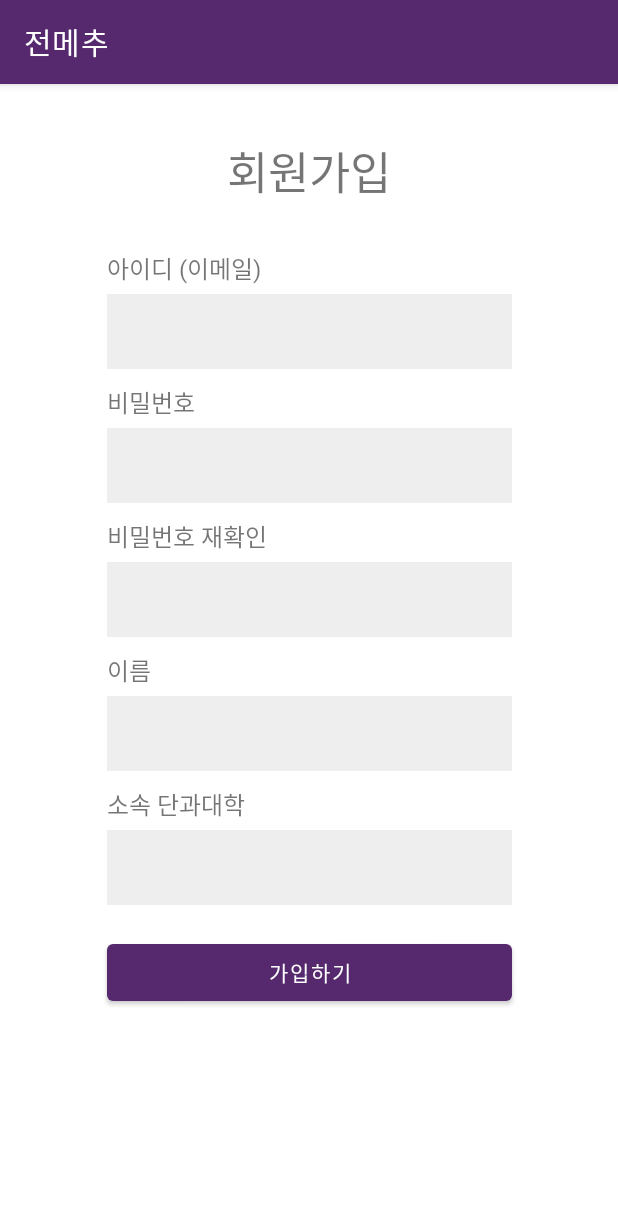
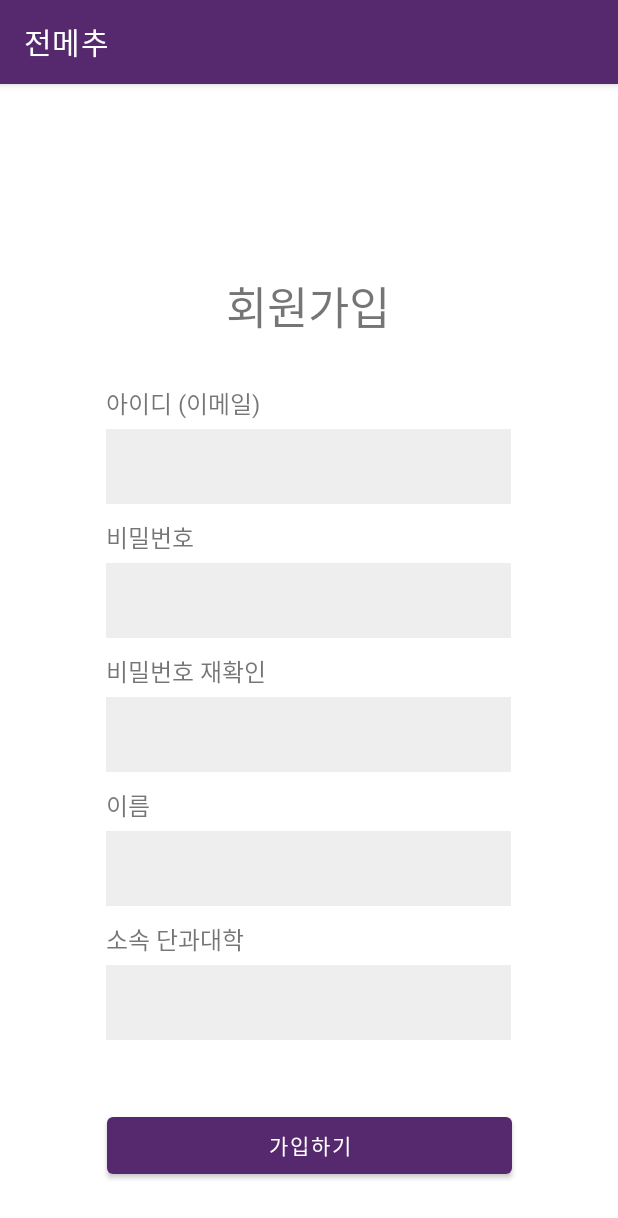
Before and after one commit to KimWool/JBNU-Menu-Recommend, an Android app: the RegisterActivity screen opened directly, with no data from a screen before it, on a phone screen of 412 x 824 dp. Shown: the top 1218 px of the screen. Run offline under Robolectric (Android 15) with nearby library versions, the phone set to English and light mode, and no system bars; our stand-ins replace Firebase (no records; nobody signed in at launch, a user with empty details on screens opened directly).

Commit message:
Register 화면 구현 (스크롤바 구현)

```diff
--- a/app/src/main/res/layout/activity_register.xml
+++ b/app/src/main/res/layout/activity_register.xml
@@ -6,11 +6,35 @@
     android:layout_height="match_parent"
     tools:context=".RegisterActivity">
 
+    <ScrollView
+        android:layout_width="match_parent"
+        android:layout_height="0dp"
+        app:layout_constraintTop_toTopOf="parent"
+        app:layout_constraintBottom_toTopOf="@id/register_button"
+        app:layout_constraintStart_toStartOf="parent"
+        app:layout_constraintEnd_toEndOf="parent" >
+
+        <LinearLayout
+            android:layout_width="wrap_content"
+            android:layout_height="wrap_content"
+            android:focusable="true"
+            android:focusableInTouchMode="true"
+            android:layout_gravity="center"
+            android:gravity="center"
+            android:orientation="vertical">
+
+            <TextView
+                android:id="@+id/Margin"
+                android:layout_width="match_parent"
+                android:layout_height="wrap_content"
+                android:textSize="34sp" />
+
             <TextView
                 android:id="@+id/Register"
-        android:layout_width="wrap_content"
-        android:layout_height="wrap_content"
+                android:layout_width="match_parent"
+                android:layout_height="match_parent"
                 android:layout_marginTop="35dp"
+                android:gravity="center"
                 android:text="회원가입"
                 android:textSize="30sp"
                 app:layout_constraintEnd_toEndOf="parent"
@@ -19,8 +43,8 @@
 
             <TextView
                 android:id="@+id/text_id"
-        android:layout_width="wrap_content"
-        android:layout_height="wrap_content"
+                android:layout_width="match_parent"
+                android:layout_height="match_parent"
                 android:layout_marginTop="30dp"
                 android:text="아이디 (이메일)"
                 android:textSize="16sp"
@@ -29,10 +53,24 @@
                 app:layout_constraintStart_toStartOf="@+id/register_id"
                 app:layout_constraintTop_toBottomOf="@+id/Register" />
 
+            <EditText
+                android:id="@+id/register_id"
+                android:layout_width="270dp"
+                android:layout_height="50dp"
+                android:layout_marginTop="5dp"
+                android:autofillHints=""
+                android:background="#EEEEEE"
+                android:ems="10"
+                android:inputType="textPersonName"
+                app:layout_constraintEnd_toEndOf="parent"
+                app:layout_constraintStart_toStartOf="parent"
+                app:layout_constraintTop_toBottomOf="@+id/text_id"
+                tools:ignore="LabelFor" />
+
             <TextView
                 android:id="@+id/text_password"
-        android:layout_width="wrap_content"
-        android:layout_height="wrap_content"
+                android:layout_width="match_parent"
+                android:layout_height="match_parent"
                 android:layout_marginTop="10dp"
                 android:text="비밀번호"
                 android:textSize="16sp"
@@ -41,10 +79,24 @@
                 app:layout_constraintStart_toStartOf="@+id/register_password"
                 app:layout_constraintTop_toBottomOf="@+id/register_id" />
 
+            <EditText
+                android:id="@+id/register_password"
+                android:layout_width="270dp"
+                android:layout_height="50dp"
+                android:layout_marginTop="5dp"
+                android:autofillHints=""
+                android:background="#EEEEEE"
+                android:ems="10"
+                android:inputType="textPersonName"
+                app:layout_constraintEnd_toEndOf="parent"
+                app:layout_constraintStart_toStartOf="parent"
+                app:layout_constraintTop_toBottomOf="@+id/text_password"
+                tools:ignore="LabelFor,TextFields" />
+
             <TextView
                 android:id="@+id/text_password_check"
-        android:layout_width="wrap_content"
-        android:layout_height="wrap_content"
+                android:layout_width="match_parent"
+                android:layout_height="match_parent"
                 android:layout_marginTop="10dp"
                 android:text="비밀번호 재확인"
                 android:textSize="16sp"
@@ -53,10 +105,24 @@
                 app:layout_constraintStart_toStartOf="@+id/register_password_check"
                 app:layout_constraintTop_toBottomOf="@+id/register_password" />
 
+            <EditText
+                android:id="@+id/register_password_check"
+                android:layout_width="270dp"
+                android:layout_height="50dp"
+                android:layout_marginTop="5dp"
+                android:autofillHints=""
+                android:background="#EEEEEE"
+                android:ems="10"
+                android:inputType="textPersonName"
+                app:layout_constraintEnd_toEndOf="parent"
+                app:layout_constraintStart_toStartOf="parent"
+                app:layout_constraintTop_toBottomOf="@+id/text_password_check"
+                tools:ignore="LabelFor,TextFields" />
+
             <TextView
                 android:id="@+id/text_name"
-        android:layout_width="wrap_content"
-        android:layout_height="wrap_content"
+                android:layout_width="match_parent"
+                android:layout_height="match_parent"
                 android:layout_marginTop="10dp"
                 android:text="이름"
                 android:textSize="16sp"
@@ -65,10 +131,24 @@
                 app:layout_constraintStart_toStartOf="@+id/register_name"
                 app:layout_constraintTop_toBottomOf="@+id/register_password_check" />
 
+            <EditText
+                android:id="@+id/register_name"
+                android:layout_width="270dp"
+                android:layout_height="50dp"
+                android:layout_marginTop="5dp"
+                android:autofillHints=""
+                android:background="#EEEEEE"
+                android:ems="10"
+                android:inputType="textPersonName"
+                app:layout_constraintEnd_toEndOf="parent"
+                app:layout_constraintStart_toStartOf="parent"
+                app:layout_constraintTop_toBottomOf="@+id/text_name"
+                tools:ignore="LabelFor" />
+
             <TextView
                 android:id="@+id/text_department"
-        android:layout_width="wrap_content"
-        android:layout_height="wrap_content"
+                android:layout_width="match_parent"
+                android:layout_height="match_parent"
                 android:layout_marginTop="10dp"
                 android:text="소속 단과대학"
                 android:textSize="16sp"
@@ -76,62 +156,6 @@
                 app:layout_constraintHorizontal_bias="0.0"
                 app:layout_constraintStart_toStartOf="@+id/register_department"
                 app:layout_constraintTop_toBottomOf="@+id/register_name" />
-
-    <EditText
-        android:id="@+id/register_id"
-        android:layout_width="270dp"
-        android:layout_height="50dp"
-        android:layout_marginTop="5dp"
-        android:background="#EEEEEE"
-        android:ems="10"
-        android:inputType="textPersonName"
-        app:layout_constraintEnd_toEndOf="parent"
-        app:layout_constraintStart_toStartOf="parent"
-        app:layout_constraintTop_toBottomOf="@+id/text_id"
-        android:autofillHints=""
-        tools:ignore="LabelFor" />
-
-    <EditText
-        android:id="@+id/register_password"
-        android:layout_width="270dp"
-        android:layout_height="50dp"
-        android:layout_marginTop="5dp"
-        android:background="#EEEEEE"
-        android:ems="10"
-        android:inputType="textPersonName"
-        app:layout_constraintEnd_toEndOf="parent"
-        app:layout_constraintStart_toStartOf="parent"
-        app:layout_constraintTop_toBottomOf="@+id/text_password"
-        android:autofillHints=""
-        tools:ignore="LabelFor,TextFields" />
-
-    <EditText
-        android:id="@+id/register_password_check"
-        android:layout_width="270dp"
-        android:layout_height="50dp"
-        android:layout_marginTop="5dp"
-        android:background="#EEEEEE"
-        android:ems="10"
-        android:inputType="textPersonName"
-        app:layout_constraintEnd_toEndOf="parent"
-        app:layout_constraintStart_toStartOf="parent"
-        app:layout_constraintTop_toBottomOf="@+id/text_password_check"
-        android:autofillHints=""
-        tools:ignore="LabelFor,TextFields" />
-
-    <EditText
-        android:id="@+id/register_name"
-        android:layout_width="270dp"
-        android:layout_height="50dp"
-        android:layout_marginTop="5dp"
-        android:background="#EEEEEE"
-        android:ems="10"
-        android:inputType="textPersonName"
-        app:layout_constraintEnd_toEndOf="parent"
-        app:layout_constraintStart_toStartOf="parent"
-        app:layout_constraintTop_toBottomOf="@+id/text_name"
-        android:autofillHints=""
-        tools:ignore="LabelFor" />
 
             <MultiAutoCompleteTextView
                 android:id="@+id/register_department"
@@ -144,6 +168,9 @@
                 app:layout_constraintTop_toBottomOf="@+id/text_department"
                 tools:ignore="LabelFor" />
 
+        </LinearLayout>
+    </ScrollView>
+
     <Button
         android:id="@+id/register_button"
         android:layout_width="270dp"
@@ -155,5 +182,7 @@
         app:layout_constraintEnd_toEndOf="parent"
         app:layout_constraintStart_toStartOf="parent"
         app:layout_constraintTop_toBottomOf="@+id/register_department"
-        app:layout_constraintVertical_bias="0.0" />
+        app:layout_constraintVertical_bias="0.0"
+        tools:ignore="NotSibling" />
+
 </androidx.constraintlayout.widget.ConstraintLayout>
```
Lines whose indentation alone changed are shown as unchanged.
